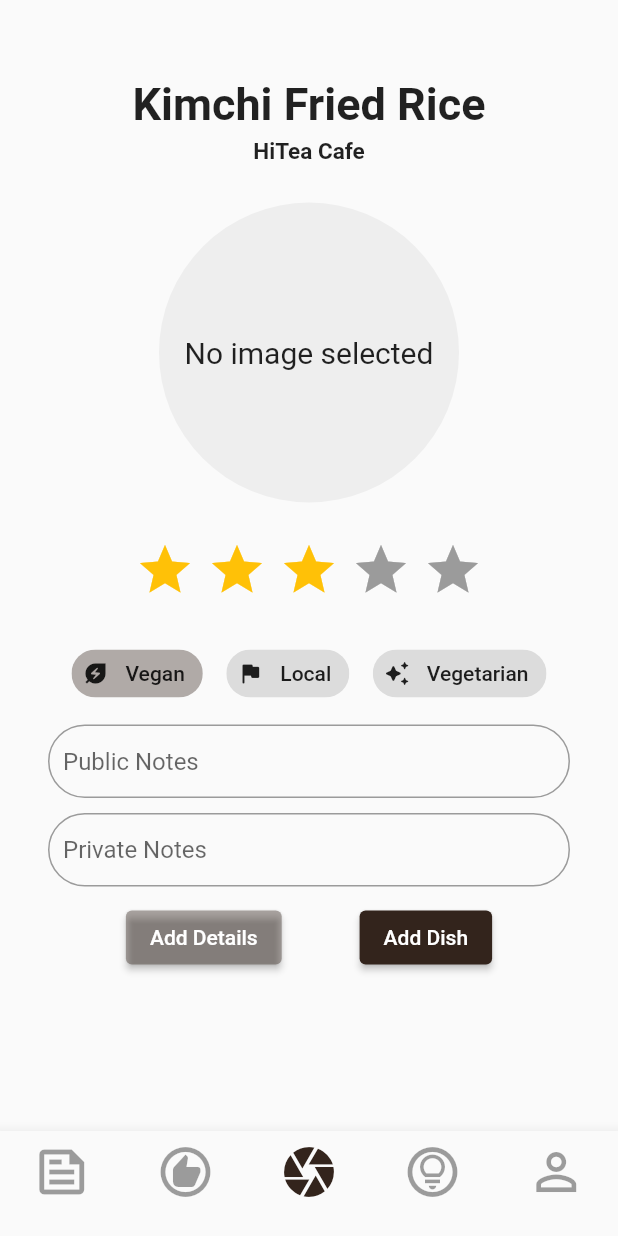
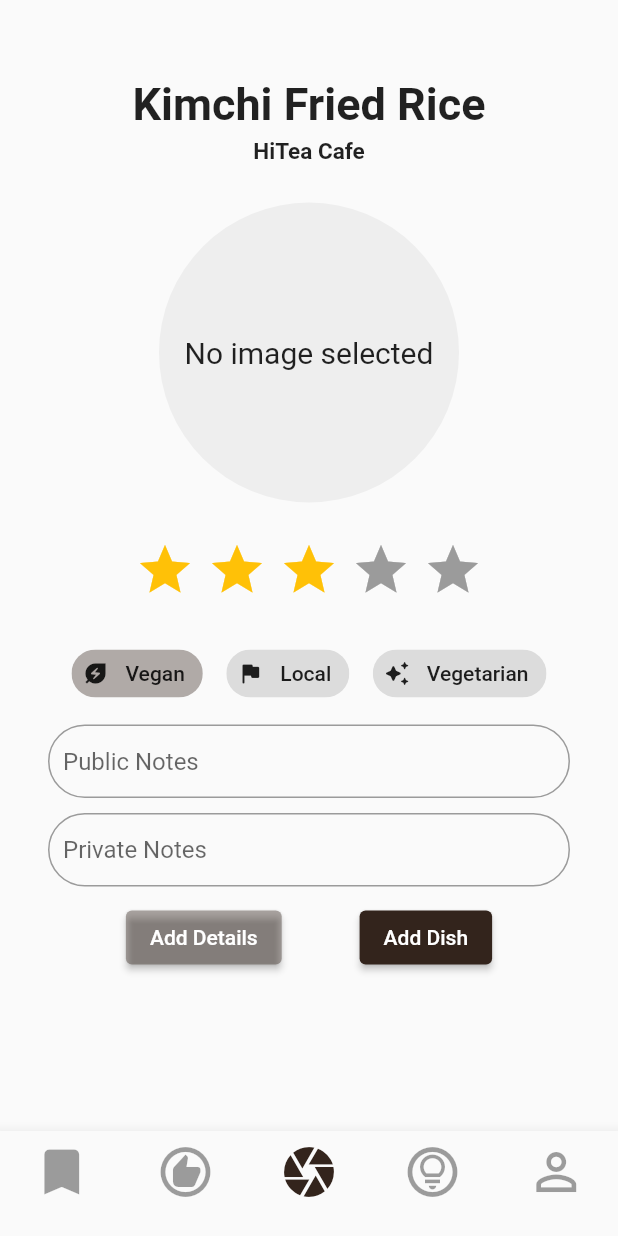
Before and after one commit to TaDish-App/TaDish, a Flutter app: the HomeView screen opened by its route, on a phone screen of 412 x 824 dp. Run offline on Flutter 3.47's test engine with Material 2 defaults, Android fonts, the phone set to English and light mode, and no system bars; drawn by our look-alikes of flutter_rating_bar; our stand-ins replace confetti, flutter_fortune_wheel, flutter_hooks, image_cropper, image_picker; missing offline and left inert: dart:ffi, radar_chart.

Commit message:
Bookmark icon is more representative of saved tab

```diff
--- a/tadish/lib/pages/home/home_view.dart
+++ b/tadish/lib/pages/home/home_view.dart
@@ -23,7 +23,7 @@ class HomeView extends StatefulWidget {
       'body': const FeedBodyView(),
       'navItem': const BottomNavigationBarItem(
         label: '',
-        icon: Icon(Icons.feed_outlined, size: 40),
+        icon: Icon(Icons.bookmark, size: 40),
       ),
     },
     1: {
```
